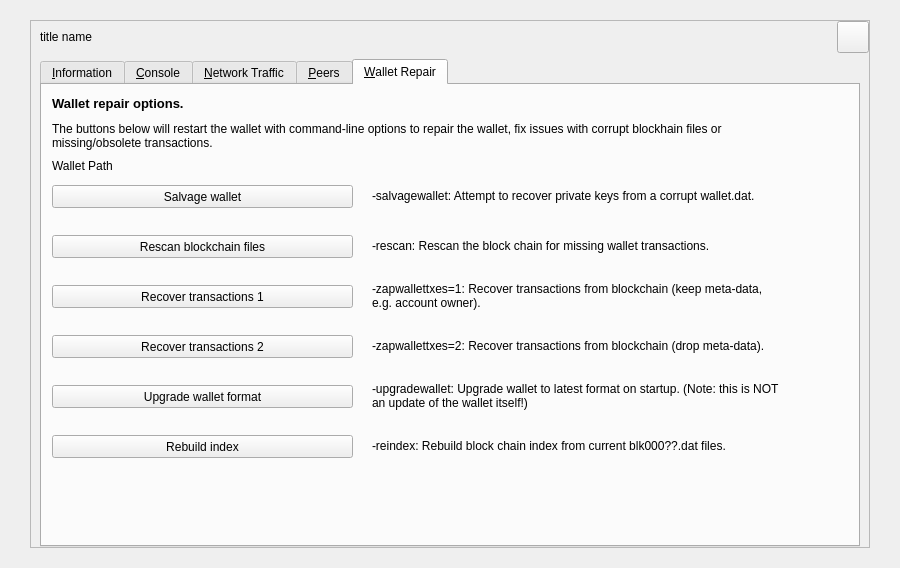
MassGrid/MassGrid, file src/qt/forms/debugwindow.ui: the form before one commit.
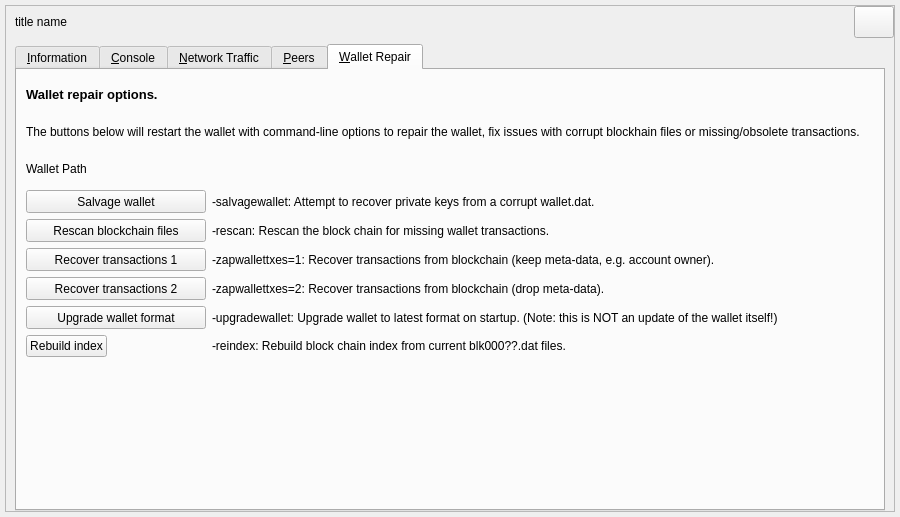
The form after the commit. The open tabs and pages were chosen to show the change. Icons and pictures are not drawn. Custom widgets are drawn as their Qt base class.

Patch:
```diff
--- a/src/qt/forms/debugwindow.ui
+++ b/src/qt/forms/debugwindow.ui
@@ -7,7 +7,7 @@
     <x>0</x>
     <y>0</y>
     <width>900</width>
-    <height>568</height>
+    <height>517</height>
    </rect>
   </property>
   <property name="minimumSize">
@@ -30,16 +30,16 @@
   </property>
   <layout class="QGridLayout" name="gridLayout_5">
    <property name="leftMargin">
-    <number>0</number>
+    <number>5</number>
    </property>
    <property name="topMargin">
-    <number>0</number>
+    <number>5</number>
    </property>
    <property name="rightMargin">
-    <number>0</number>
+    <number>5</number>
    </property>
    <property name="bottomMargin">
-    <number>0</number>
+    <number>5</number>
    </property>
    <item row="0" column="0">
     <widget class="QWidget" name="centerWin" native="true">
@@ -48,16 +48,16 @@
      </property>
      <layout class="QGridLayout" name="gridLayout_6">
       <property name="leftMargin">
-       <number>30</number>
+       <number>0</number>
       </property>
       <property name="topMargin">
-       <number>20</number>
+       <number>0</number>
       </property>
       <property name="rightMargin">
-       <number>30</number>
+       <number>0</number>
       </property>
       <property name="bottomMargin">
-       <number>20</number>
+       <number>0</number>
       </property>
       <item row="0" column="0">
        <widget class="QFrame" name="mainframe">
@@ -106,7 +106,7 @@
             </spacer>
            </item>
            <item>
-            <widget class="QToolButton" name="cancelButton">
+            <widget class="QPushButton" name="cancelButton">
              <property name="minimumSize">
               <size>
                <width>32</width>
@@ -115,8 +115,8 @@
              </property>
              <property name="maximumSize">
               <size>
-               <width>32</width>
-               <height>32</height>
+               <width>16777215</width>
+               <height>16777215</height>
               </size>
              </property>
              <property name="styleSheet">
@@ -140,7 +140,7 @@
            <item row="0" column="0">
             <widget class="QTabWidget" name="tabWidget">
              <property name="currentIndex">
-              <number>1</number>
+              <number>4</number>
              </property>
              <widget class="QWidget" name="tab_info">
               <attribute name="title">
@@ -1623,125 +1623,26 @@
               <attribute name="title">
                <string>&amp;Wallet Repair</string>
               </attribute>
-              <widget class="QPushButton" name="btn_salvagewallet">
-               <property name="geometry">
-                <rect>
-                 <x>10</x>
-                 <y>100</y>
-                 <width>301</width>
-                 <height>23</height>
-                </rect>
-               </property>
-               <property name="minimumSize">
-                <size>
-                 <width>180</width>
-                 <height>23</height>
-                </size>
-               </property>
-               <property name="focusPolicy">
-                <enum>Qt::NoFocus</enum>
-               </property>
+              <layout class="QVBoxLayout" name="verticalLayout_6" stretch="1,1,1,10">
+               <item>
+                <widget class="QLabel" name="label_repair_header">
+                 <property name="font">
+                  <font>
+                   <pointsize>10</pointsize>
+                   <weight>75</weight>
+                   <bold>true</bold>
+                  </font>
+                 </property>
                <property name="text">
-                <string>Salvage wallet</string>
-               </property>
-              </widget>
-              <widget class="QPushButton" name="btn_rescan">
-               <property name="geometry">
-                <rect>
-                 <x>10</x>
-                 <y>150</y>
-                 <width>301</width>
-                 <height>23</height>
-                </rect>
-               </property>
-               <property name="minimumSize">
-                <size>
-                 <width>180</width>
-                 <height>23</height>
-                </size>
-               </property>
-               <property name="focusPolicy">
-                <enum>Qt::NoFocus</enum>
-               </property>
-               <property name="text">
-                <string>Rescan blockchain files</string>
-               </property>
-              </widget>
-              <widget class="QPushButton" name="btn_zapwallettxes1">
-               <property name="geometry">
-                <rect>
-                 <x>10</x>
-                 <y>200</y>
-                 <width>301</width>
-                 <height>23</height>
-                </rect>
-               </property>
-               <property name="minimumSize">
-                <size>
-                 <width>180</width>
-                 <height>23</height>
-                </size>
-               </property>
-               <property name="focusPolicy">
-                <enum>Qt::NoFocus</enum>
-               </property>
-               <property name="text">
-                <string>Recover transactions 1</string>
-               </property>
-              </widget>
-              <widget class="QPushButton" name="btn_zapwallettxes2">
-               <property name="geometry">
-                <rect>
-                 <x>10</x>
-                 <y>250</y>
-                 <width>301</width>
-                 <height>23</height>
-                </rect>
-               </property>
-               <property name="minimumSize">
-                <size>
-                 <width>180</width>
-                 <height>23</height>
-                </size>
-               </property>
-               <property name="focusPolicy">
-                <enum>Qt::NoFocus</enum>
-               </property>
-               <property name="text">
-                <string>Recover transactions 2</string>
-               </property>
-              </widget>
-              <widget class="QPushButton" name="btn_upgradewallet">
-               <property name="geometry">
-                <rect>
-                 <x>10</x>
-                 <y>300</y>
-                 <width>301</width>
-                 <height>23</height>
-                </rect>
-               </property>
-               <property name="minimumSize">
-                <size>
-                 <width>180</width>
-                 <height>23</height>
-                </size>
-               </property>
-               <property name="focusPolicy">
-                <enum>Qt::NoFocus</enum>
-               </property>
-               <property name="text">
-                <string>Upgrade wallet format</string>
-               </property>
-              </widget>
+                  <string>Wallet repair options.</string>
+                 </property>
+                 <property name="wordWrap">
+                  <bool>true</bool>
+                 </property>
+                </widget>
+               </item>
+               <item>
               <widget class="QLabel" name="label_repair_helptext">
-               <property name="geometry">
-                <rect>
-                 <x>10</x>
-                 <y>30</y>
-                 <width>711</width>
-                 <height>41</height>
-                </rect>
-               </property>
                <property name="font">
                 <font>
                  <weight>50</weight>
@@ -1755,15 +1656,34 @@
                 <bool>true</bool>
                </property>
               </widget>
+               </item>
+               <item>
+                <widget class="QLabel" name="wallet_path">
+                 <property name="text">
+                  <string>Wallet Path</string>
+                 </property>
+                </widget>
+               </item>
+               <item>
+                <layout class="QFormLayout" name="formLayout">
+                 <item row="0" column="0">
+                  <widget class="QPushButton" name="btn_salvagewallet">
+                   <property name="minimumSize">
+                    <size>
+                     <width>180</width>
+                     <height>23</height>
+                    </size>
+                   </property>
+                   <property name="focusPolicy">
+                    <enum>Qt::NoFocus</enum>
+                   </property>
+                   <property name="text">
+                    <string>Salvage wallet</string>
+                   </property>
+                  </widget>
+                 </item>
+                 <item row="0" column="1">
               <widget class="QLabel" name="label_repair_salvage">
-               <property name="geometry">
-                <rect>
-                 <x>330</x>
-                 <y>90</y>
-                 <width>411</width>
-                 <height>41</height>
-                </rect>
-               </property>
                <property name="text">
                 <string>-salvagewallet: Attempt to recover private keys from a corrupt wallet.dat.</string>
                </property>
@@ -1771,15 +1691,25 @@
                 <bool>true</bool>
                </property>
               </widget>
+                 </item>
+                 <item row="1" column="0">
+                  <widget class="QPushButton" name="btn_rescan">
+                   <property name="minimumSize">
+                    <size>
+                     <width>180</width>
+                     <height>23</height>
+                    </size>
+                   </property>
+                   <property name="focusPolicy">
+                    <enum>Qt::NoFocus</enum>
+                   </property>
+                   <property name="text">
+                    <string>Rescan blockchain files</string>
+                   </property>
+                  </widget>
+                 </item>
+                 <item row="1" column="1">
               <widget class="QLabel" name="label_repair_rescan">
-               <property name="geometry">
-                <rect>
-                 <x>330</x>
-                 <y>140</y>
-                 <width>411</width>
-                 <height>41</height>
-                </rect>
-               </property>
                <property name="text">
                 <string>-rescan: Rescan the block chain for missing wallet transactions.</string>
                </property>
@@ -1787,15 +1717,25 @@
                 <bool>true</bool>
                </property>
               </widget>
+                 </item>
+                 <item row="2" column="0">
+                  <widget class="QPushButton" name="btn_zapwallettxes1">
+                   <property name="minimumSize">
+                    <size>
+                     <width>180</width>
+                     <height>23</height>
+                    </size>
+                   </property>
+                   <property name="focusPolicy">
+                    <enum>Qt::NoFocus</enum>
+                   </property>
+                   <property name="text">
+                    <string>Recover transactions 1</string>
+                   </property>
+                  </widget>
+                 </item>
+                 <item row="2" column="1">
               <widget class="QLabel" name="label_repair_zap1">
-               <property name="geometry">
-                <rect>
-                 <x>330</x>
-                 <y>190</y>
-                 <width>411</width>
-                 <height>41</height>
-                </rect>
-               </property>
                <property name="text">
                 <string>-zapwallettxes=1: Recover transactions from blockchain (keep meta-data, e.g. account owner).</string>
                </property>
@@ -1803,15 +1743,25 @@
                 <bool>true</bool>
                </property>
               </widget>
+                 </item>
+                 <item row="3" column="0">
+                  <widget class="QPushButton" name="btn_zapwallettxes2">
+                   <property name="minimumSize">
+                    <size>
+                     <width>180</width>
+                     <height>23</height>
+                    </size>
+                   </property>
+                   <property name="focusPolicy">
+                    <enum>Qt::NoFocus</enum>
+                   </property>
+                   <property name="text">
+                    <string>Recover transactions 2</string>
+                   </property>
+                  </widget>
+                 </item>
+                 <item row="3" column="1">
               <widget class="QLabel" name="label_repair_zap2">
-               <property name="geometry">
-                <rect>
-                 <x>330</x>
-                 <y>240</y>
-                 <width>411</width>
-                 <height>41</height>
-                </rect>
-               </property>
                <property name="text">
                 <string>-zapwallettxes=2: Recover transactions from blockchain (drop meta-data).</string>
                </property>
@@ -1819,15 +1769,25 @@
                 <bool>true</bool>
                </property>
               </widget>
+                 </item>
+                 <item row="4" column="0">
+                  <widget class="QPushButton" name="btn_upgradewallet">
+                   <property name="minimumSize">
+                    <size>
+                     <width>180</width>
+                     <height>23</height>
+                    </size>
+                   </property>
+                   <property name="focusPolicy">
+                    <enum>Qt::NoFocus</enum>
+                   </property>
+                   <property name="text">
+                    <string>Upgrade wallet format</string>
+                   </property>
+                  </widget>
+                 </item>
+                 <item row="4" column="1">
               <widget class="QLabel" name="label_repair_upgrade">
-               <property name="geometry">
-                <rect>
-                 <x>330</x>
-                 <y>290</y>
-                 <width>411</width>
-                 <height>41</height>
-                </rect>
-               </property>
                <property name="text">
                 <string>-upgradewallet: Upgrade wallet to latest format on startup. (Note: this is NOT an update of the wallet itself!)</string>
                </property>
@@ -1835,38 +1795,9 @@
                 <bool>true</bool>
                </property>
               </widget>
-              <widget class="QLabel" name="label_repair_header">
-               <property name="geometry">
-                <rect>
-                 <x>10</x>
-                 <y>10</y>
-                 <width>711</width>
-                 <height>16</height>
-                </rect>
-               </property>
-               <property name="font">
-                <font>
-                 <pointsize>10</pointsize>
-                 <weight>75</weight>
-                 <bold>true</bold>
-                </font>
-               </property>
-               <property name="text">
-                <string>Wallet repair options.</string>
-               </property>
-               <property name="wordWrap">
-                <bool>true</bool>
-               </property>
-              </widget>
+                 </item>
+                 <item row="5" column="0">
               <widget class="QPushButton" name="btn_reindex">
-               <property name="geometry">
-                <rect>
-                 <x>10</x>
-                 <y>350</y>
-                 <width>301</width>
-                 <height>23</height>
-                </rect>
-               </property>
                <property name="focusPolicy">
                 <enum>Qt::NoFocus</enum>
                </property>
@@ -1874,15 +1805,9 @@
                 <string>Rebuild index</string>
                </property>
               </widget>
+                 </item>
+                 <item row="5" column="1">
               <widget class="QLabel" name="label_repair_reindex">
-               <property name="geometry">
-                <rect>
-                 <x>330</x>
-                 <y>340</y>
-                 <width>411</width>
-                 <height>41</height>
-                </rect>
-               </property>
                <property name="text">
                 <string>-reindex: Rebuild block chain index from current blk000??.dat files.</string>
                </property>
@@ -1890,19 +1815,10 @@
                 <bool>true</bool>
                </property>
               </widget>
-              <widget class="QLabel" name="wallet_path">
-               <property name="geometry">
-                <rect>
-                 <x>10</x>
-                 <y>70</y>
-                 <width>731</width>
-                 <height>21</height>
-                </rect>
-               </property>
-               <property name="text">
-                <string>Wallet Path</string>
-               </property>
-              </widget>
+                 </item>
+                </layout>
+               </item>
+              </layout>
              </widget>
             </widget>
            </item>
```
Lines whose indentation alone changed are shown as unchanged.
